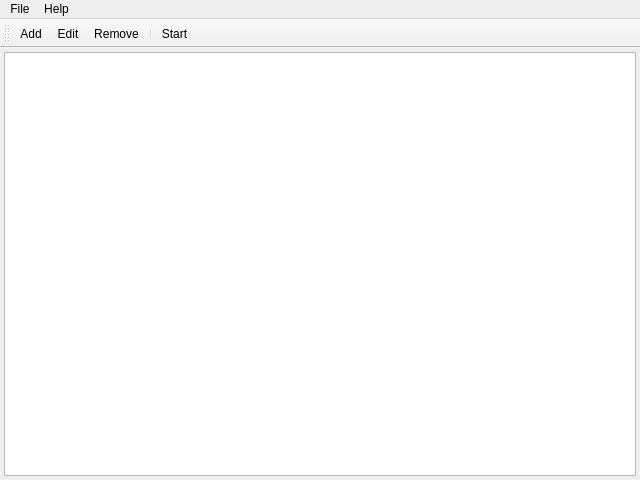
Old version of the form src/main/mainwindow.ui in the repository Gris87/SystemAnalyzer.
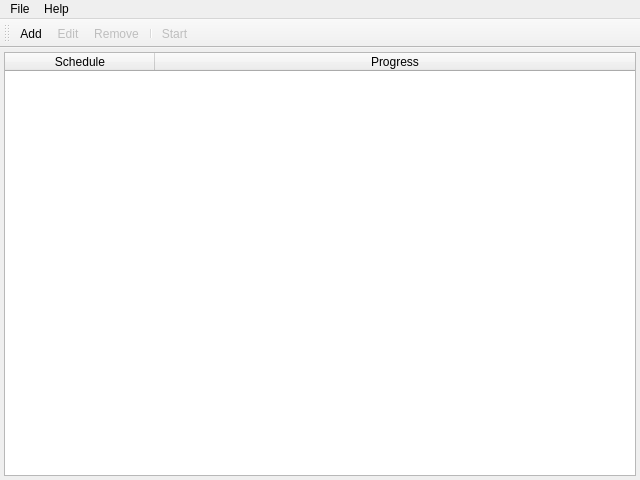
New version of the form. Icons and pictures are not drawn.

Commit message: Edit and remove rules

```diff
--- a/src/main/mainwindow.ui
+++ b/src/main/mainwindow.ui
@@ -31,7 +31,33 @@
      <number>4</number>
     </property>
     <item>
-     <widget class="QTableWidget" name="tableWidget"/>
+     <widget class="QTableWidget" name="rulesTableWidget">
+      <property name="editTriggers">
+       <set>QAbstractItemView::NoEditTriggers</set>
+      </property>
+      <property name="selectionBehavior">
+       <enum>QAbstractItemView::SelectRows</enum>
+      </property>
+      <attribute name="horizontalHeaderDefaultSectionSize">
+       <number>150</number>
+      </attribute>
+      <attribute name="horizontalHeaderStretchLastSection">
+       <bool>true</bool>
+      </attribute>
+      <attribute name="verticalHeaderMinimumSectionSize">
+       <number>15</number>
+      </attribute>
+      <column>
+       <property name="text">
+        <string>Schedule</string>
+       </property>
+      </column>
+      <column>
+       <property name="text">
+        <string>Progress</string>
+       </property>
+      </column>
+     </widget>
     </item>
    </layout>
   </widget>
@@ -101,6 +127,9 @@
    </property>
   </action>
   <action name="actionEdit">
+   <property name="enabled">
+    <bool>false</bool>
+   </property>
    <property name="icon">
     <iconset resource="../../Resources.qrc">
      <normaloff>:/images/Edit.png</normaloff>:/images/Edit.png</iconset>
@@ -113,6 +142,9 @@
    </property>
   </action>
   <action name="actionRemove">
+   <property name="enabled">
+    <bool>false</bool>
+   </property>
    <property name="icon">
     <iconset resource="../../Resources.qrc">
      <normaloff>:/images/Remove.png</normaloff>:/images/Remove.png</iconset>
@@ -125,6 +157,9 @@
    </property>
   </action>
   <action name="actionStart">
+   <property name="enabled">
+    <bool>false</bool>
+   </property>
    <property name="icon">
     <iconset resource="../../Resources.qrc">
      <normaloff>:/images/Start.png</normaloff>:/images/Start.png</iconset>
```
The commit also changes 6 other files.
